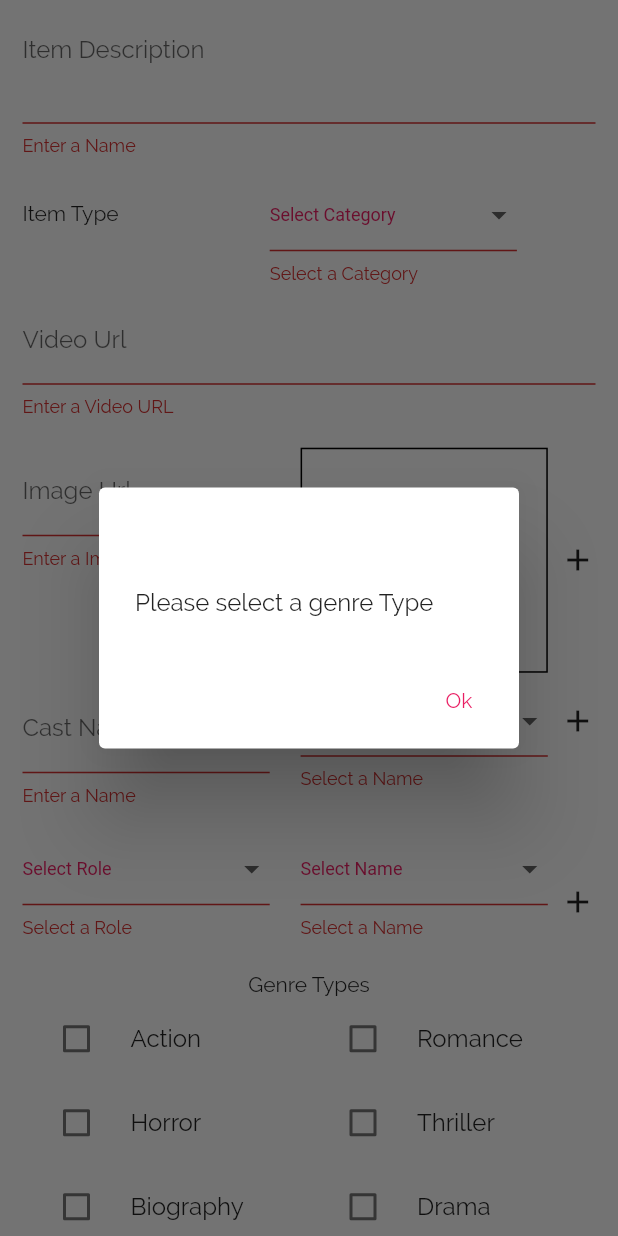
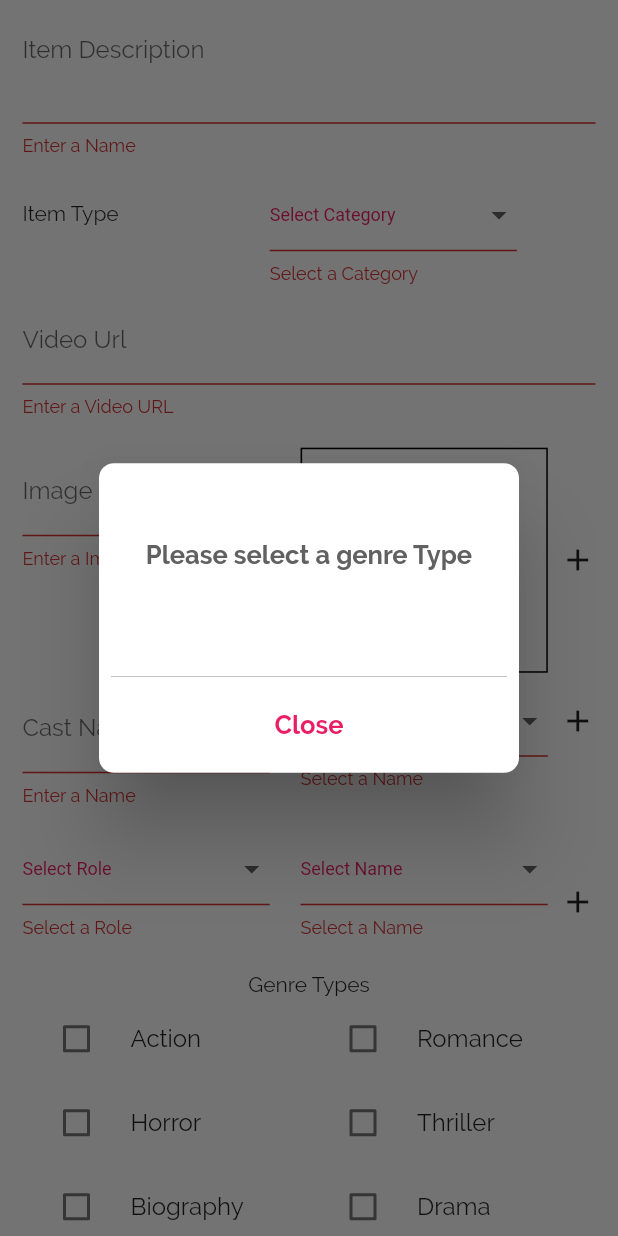
Before and after one commit to Nipun-Dew/Drama-Review-App, a Flutter app: the ItemFormScreen screen opened directly, scrolled down 196 dp, after a tap on "Submit", on a phone screen of 412 x 824 dp. Run offline on Flutter 3.47's test engine with Material 2 defaults, Android fonts, the phone set to English and light mode, and no system bars; our stand-ins replace carousel_slider, flutter_rating_bar, flutter_signin_button, jwt_decoder, shared_preferences, youtube_player_flutter; missing offline and left inert: flutter_web_auth; accounts and stored records are empty; network calls fail.

Commit message:
Added AlertBox to forms

```diff
--- a/lib/screens/form_screens/item_form.dart
+++ b/lib/screens/form_screens/item_form.dart
@@ -84,19 +84,19 @@ class _ItemFormScreenState extends State<ItemFormScreen> {
       isValid = false;
 
       showDialog(
-        context: context,
-        builder: (ctx) => AlertDialog(
-          title: Text("No Genre Selected"),
-          content: Text("Please select a genre Type"),
-          actions: <Widget>[
-            TextButton(
-              child: Text("Ok"),
-              onPressed: () {
-                Navigator.of(ctx).pop();
-              },
-            )
-          ],
-        ),
+        context: context, builder: (ctx) => AlertBox("Please select a genre Type", "No Genre Selected", ctx),
+        // AlertDialog(
+        //   title: Text("No Genre Selected"),
+        //   content: Text("Please select a genre Type"),
+        //   actions: <Widget>[
+        //     TextButton(
+        //       child: Text("Ok"),
+        //       onPressed: () {
+        //         Navigator.of(ctx).pop();
+        //       },
+        //     )
+        //   ],
+        // ),
       );
     }
 
```
